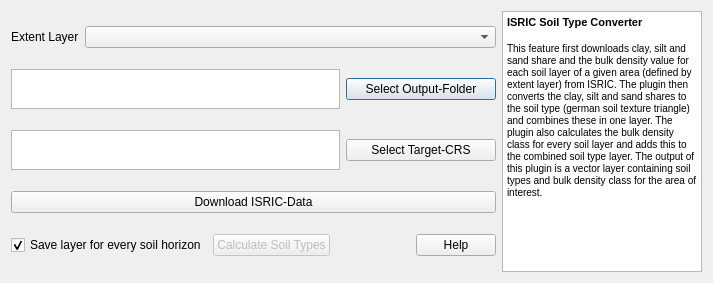
This is QTalsim/qtalsim_soil.ui in sydroconsult/QTalsim as Qt 5 draws it before an edit. The edited form follows.
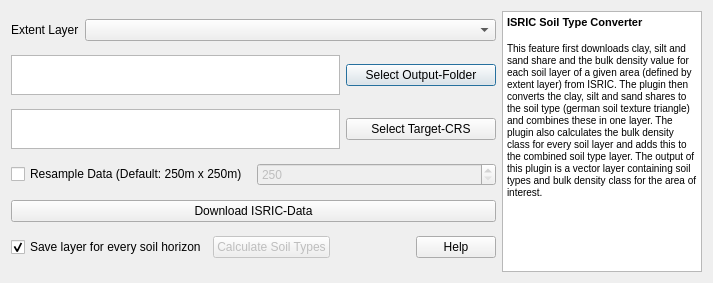
This is the edited form.

Commit message: add possibility to change resolution of ISRIC-data

Diff of the .ui file:
```diff
--- a/QTalsim/qtalsim_soil.ui
+++ b/QTalsim/qtalsim_soil.ui
@@ -109,6 +109,33 @@
        </item>
       </layout>
      </item>
+     <item>
+      <layout class="QHBoxLayout" name="horizontalLayout_6">
+       <item>
+        <widget class="QCheckBox" name="checkboxResample">
+         <property name="text">
+          <string>Resample Data (Default: 250m x 250m)</string>
+         </property>
+        </widget>
+       </item>
+       <item>
+        <widget class="QSpinBox" name="spinboxResample">
+         <property name="enabled">
+          <bool>false</bool>
+         </property>
+         <property name="minimum">
+          <number>250</number>
+         </property>
+         <property name="maximum">
+          <number>999999999</number>
+         </property>
+         <property name="singleStep">
+          <number>250</number>
+         </property>
+        </widget>
+       </item>
+      </layout>
+     </item>
      <item>
       <widget class="QPushButton" name="onDownloadData">
        <property name="toolTip">
```
The commit also changes 1 other file.
